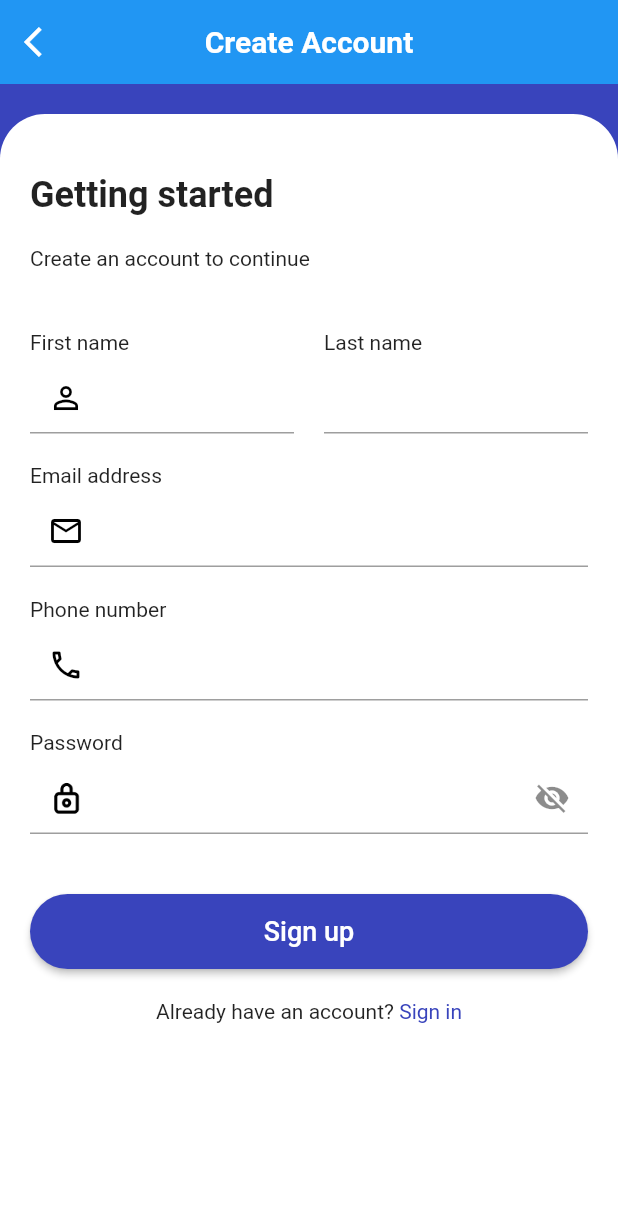
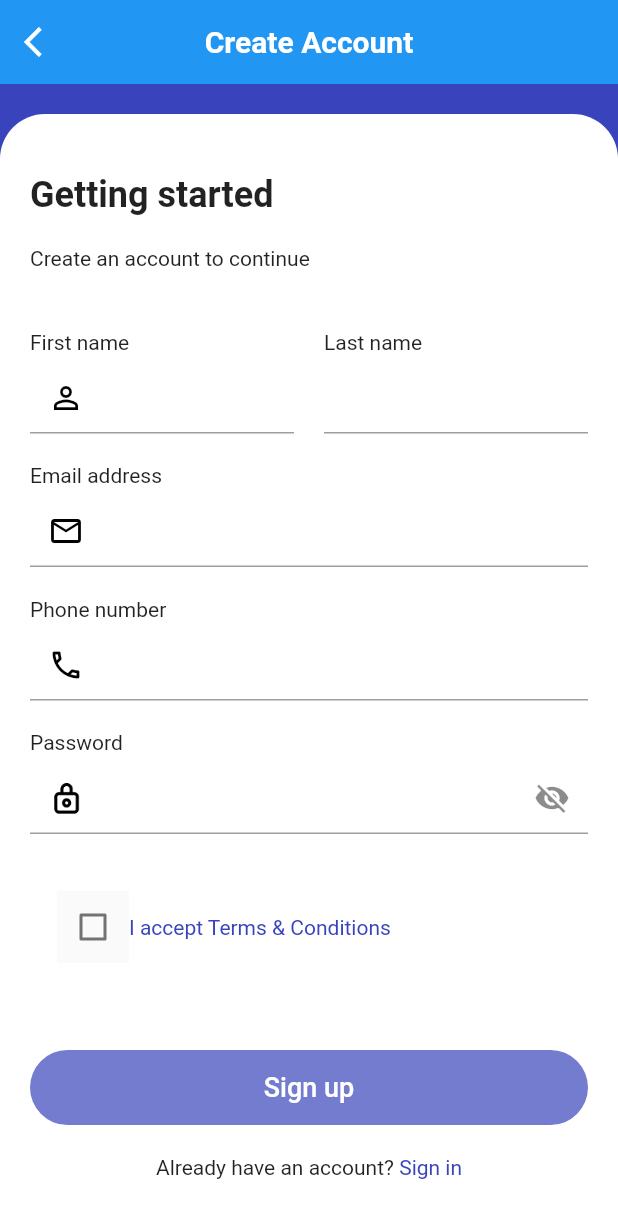
Before and after one commit to doshservices/lundary-app, a Flutter app: the RegisterScreen screen opened by its route, on a phone screen of 412 x 824 dp. Shown: the top 1218 px of the screen. Run offline on Flutter 3.47's test engine with Material 2 defaults, Android fonts, the phone set to English and light mode, and no system bars; our stand-ins replace curved_navigation_bar, date_time_picker, expandable, get, pin_code_fields, shared_preferences and 1 more; missing offline and left inert: cloudinary_sdk, image_picker_gallery_camera; accounts and stored records are empty.

```diff
--- a/lib/screens/auth/register.dart
+++ b/lib/screens/auth/register.dart
@@ -21,7 +21,7 @@ class _RegisterScreenState extends State<RegisterScreen> {
   UserModel userModel = UserModel();
   bool _termsAndCondition = false;
   TextEditingController _date = new TextEditingController();
-
+  bool agree = false;
   bool _isLoading = false;
   bool _obscurePassword = true;
 
@@ -213,16 +213,43 @@ class _RegisterScreenState extends State<RegisterScreen> {
                     },
                   ),
                   SizedBox(
+                    height: 20,
+                  ),
+                  Padding(
+                    padding: const EdgeInsets.all(18.0),
+                    child: Row(
+                      children: [
+                        Material(
+                          child: Checkbox(
+                              activeColor: kPrimaryColor,
+                              //  checkColor: kPrimaryColor,
+                              value: agree,
+                              onChanged: (value) {
+                                setState(() {
+                                  agree = value ?? false;
+                                });
+                              }),
+                        ),
+                        Text(
+                          'I accept Terms & Conditions',
+                          overflow: TextOverflow.ellipsis,
+                          style: TextStyle(color: kPrimaryColor),
+                        ),
+                      ],
+                    ),
+                  ),
+                  SizedBox(
                     height: 40,
                   ),
                   RoundedRaisedButton(
-                    title: "Sign up",
-                    width: MediaQuery.of(context).size.width,
-                    isLoading: _isLoading,
-                    onPress: () async {
-                      _submit();
-                    },
-                  ),
+                      title: "Sign up",
+                      width: MediaQuery.of(context).size.width,
+                      isLoading: _isLoading,
+                      onPress: agree
+                          ? () async {
+                              _submit();
+                            }
+                          : null),
                   SizedBox(
                     height: 20,
                   ),
--- a/lib/screens/dashboard/privacy_policy.dart
+++ b/lib/screens/dashboard/privacy_policy.dart
@@ -8,6 +8,8 @@ class PrivacyPolicyScreen extends StatelessWidget {
     return Scaffold(
       body: SingleChildScrollView(
         child: Container(
+          child: Padding(
+            padding: const EdgeInsets.all(8.0),
             child: Column(
               mainAxisAlignment: MainAxisAlignment.start,
               crossAxisAlignment: CrossAxisAlignment.start,
@@ -167,6 +169,7 @@ class PrivacyPolicyScreen extends StatelessWidget {
             ),
           ),
         ),
+      ),
     );
   }
 }
```
Also changed, not shown: lib/screens/dashboard/profile.dart (+10 -10 lines). Lines whose indentation alone changed are shown as unchanged.
